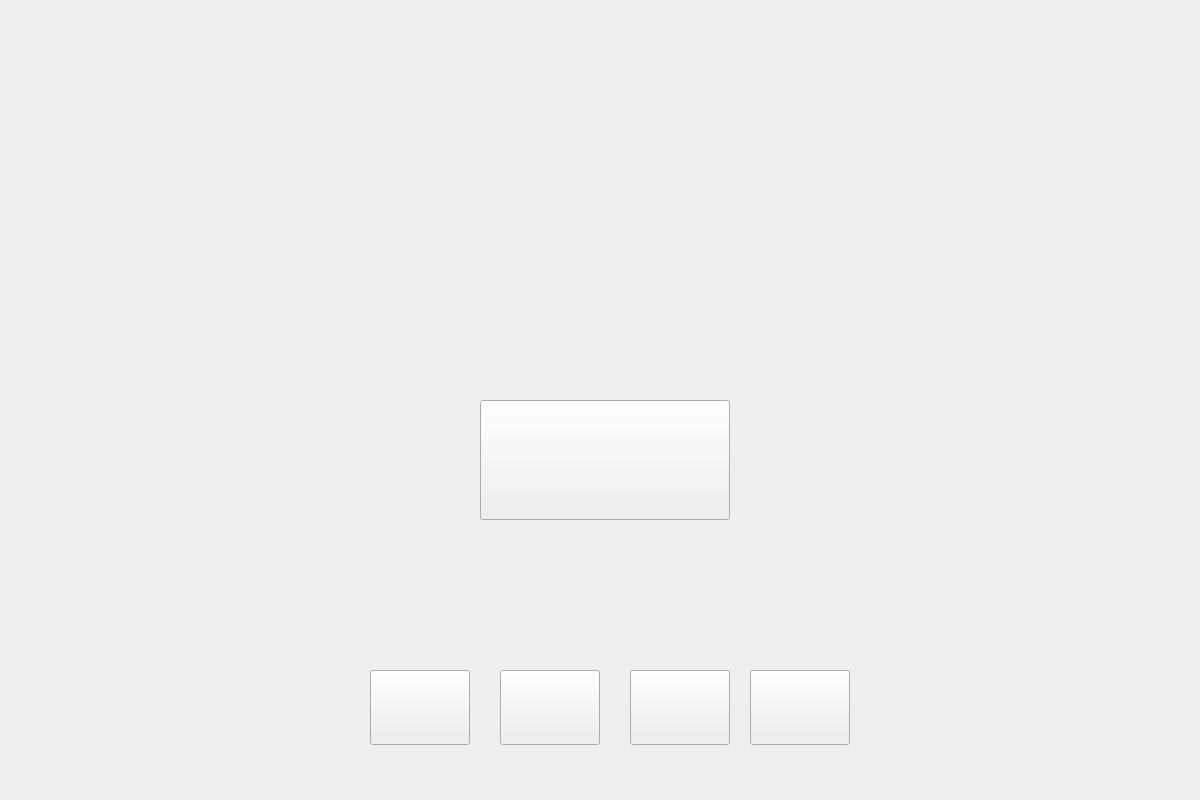
Before: the Qt Designer form app/mainwindow.ui in ce-itcr/Gladiators-GBP, drawn with Qt 5.
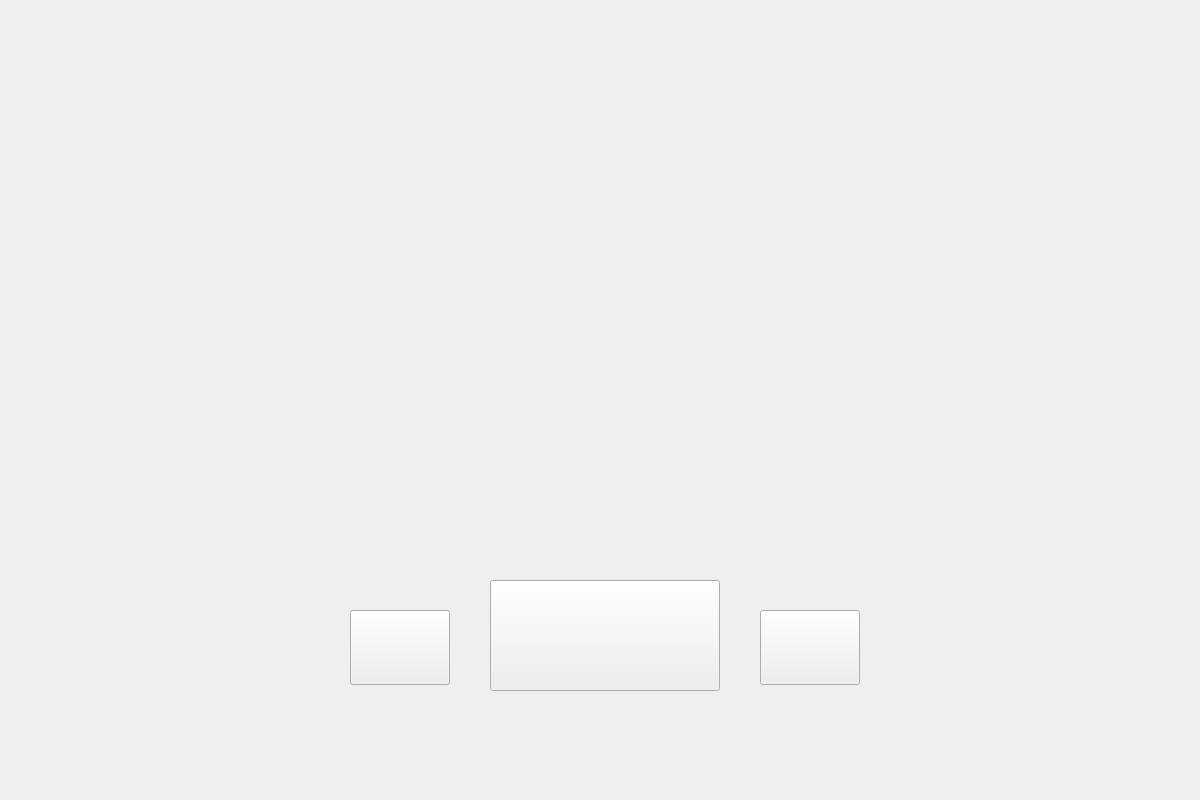
After: the same form once the commit is applied. Icons and pictures are not drawn.

What changed in the file:
```diff
--- a/app/mainwindow.ui
+++ b/app/mainwindow.ui
@@ -24,8 +24,8 @@
    <widget class="QPushButton" name="exit_Button">
     <property name="geometry">
      <rect>
-      <x>750</x>
-      <y>670</y>
+      <x>760</x>
+      <y>610</y>
       <width>100</width>
       <height>75</height>
      </rect>
@@ -40,30 +40,11 @@
      <string/>
     </property>
    </widget>
-   <widget class="QPushButton" name="info_Button">
-    <property name="geometry">
-     <rect>
-      <x>370</x>
-      <y>670</y>
-      <width>100</width>
-      <height>75</height>
-     </rect>
-    </property>
-    <property name="styleSheet">
-     <string notr="true">background-color: transparent;
-border-image: url(:/img/buttons/info_icon.png);
-background: none;
-background-repeat: none;</string>
-    </property>
-    <property name="text">
-     <string/>
-    </property>
-   </widget>
    <widget class="QPushButton" name="achievements_Button">
     <property name="geometry">
      <rect>
-      <x>630</x>
-      <y>670</y>
+      <x>350</x>
+      <y>610</y>
       <width>100</width>
       <height>75</height>
      </rect>
@@ -84,32 +65,13 @@
      <string/>
     </property>
    </widget>
-   <widget class="QPushButton" name="settings_Button">
-    <property name="geometry">
-     <rect>
-      <x>500</x>
-      <y>670</y>
-      <width>100</width>
-      <height>75</height>
-     </rect>
-    </property>
-    <property name="styleSheet">
-     <string notr="true">background-color: transparent;
-border-image: url(:/img/buttons/settings_icon.png);
-background: none;
-background-repeat: none;</string>
-    </property>
-    <property name="text">
-     <string/>
-    </property>
-   </widget>
    <widget class="QPushButton" name="play_Button">
     <property name="geometry">
      <rect>
-      <x>480</x>
-      <y>400</y>
-      <width>250</width>
-      <height>120</height>
+      <x>490</x>
+      <y>580</y>
+      <width>230</width>
+      <height>111</height>
      </rect>
     </property>
     <property name="styleSheet">
```
Left out of the diff: 26 changed lines with no effect on the pictures.
